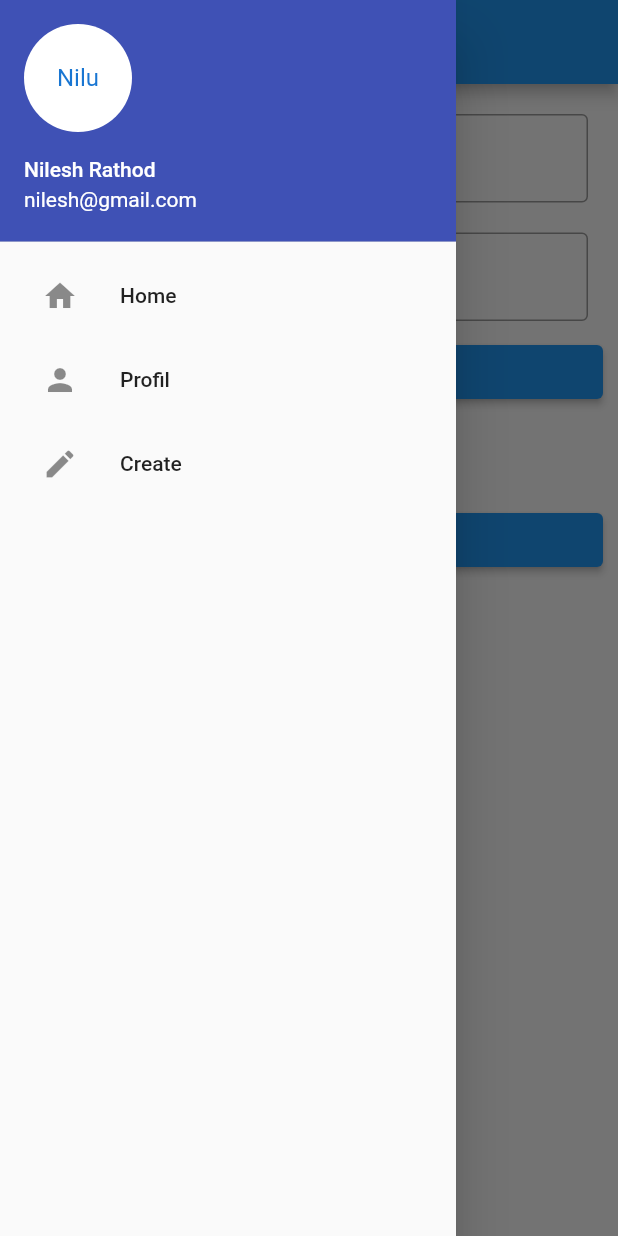
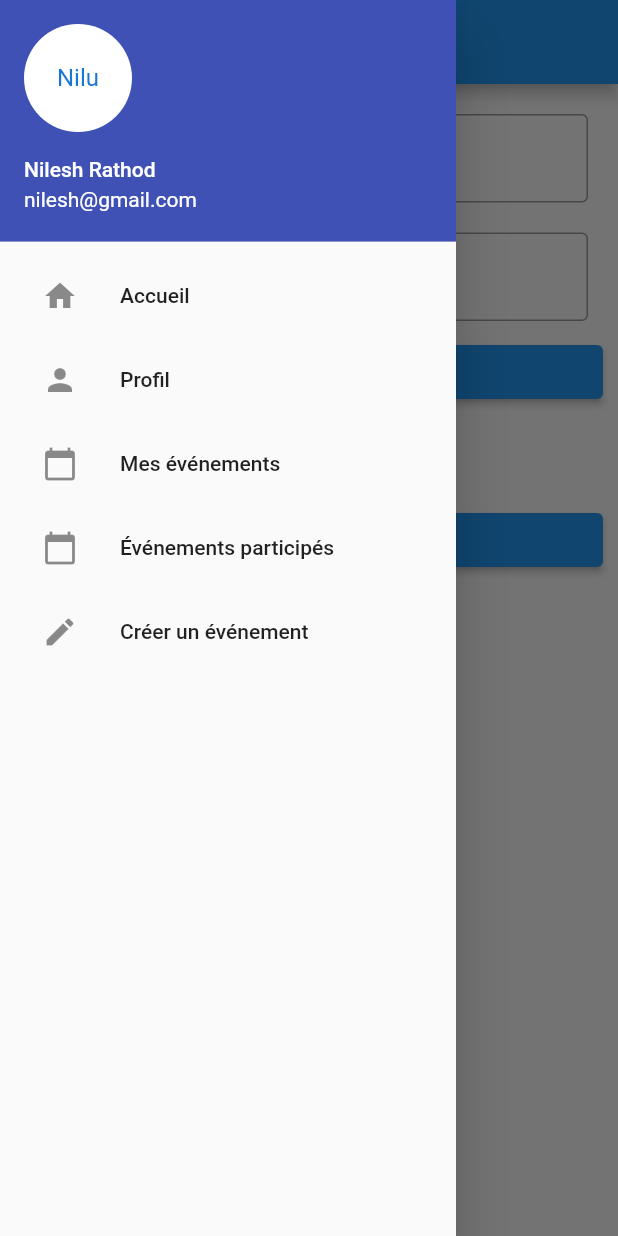
Before and after one commit to Tenebrosful/MobileApp, a Flutter app: the AddEven screen opened by its route, with the side drawer open, on a phone screen of 412 x 824 dp. Run offline on Flutter 3.47's test engine with Material 2 defaults, Android fonts, the phone set to English and light mode, and no system bars; our stand-ins replace animated_theme_switcher, flutter_secure_storage, google_maps_flutter, rxdart; missing offline and left inert: google_api_headers, google_maps_webservice; accounts and stored records are empty.

Commit message:
modification des routes

```diff
--- a/fllutter/lib/components/creation.dart
+++ b/fllutter/lib/components/creation.dart
@@ -1,5 +1,4 @@
 import 'package:fllutter/src/events.dart' as events;
-import 'package:fllutter/components/geolocalisation.dart';
 import 'package:fllutter/src/events.dart';
 import 'package:flutter/material.dart';
 import 'package:fllutter/flutter_google_places.dart';
@@ -9,7 +8,7 @@ import 'package:flutter_secure_storage/flutter_secure_storage.dart';
 const kGoogleApiKey = "AIzaSyB7noULujCymE-32A5auy10hE1060P-zSw";
 
 class AddEven extends StatelessWidget {
-  static const String _title = 'Ajout événement';
+  static const String _title = 'Créer un événement';
 
   @override
   Widget build(BuildContext context) {
@@ -35,7 +34,7 @@ class AddEven extends StatelessWidget {
               ),
             ),
             ListTile(
-              title: const Text('Home'),
+              title: const Text('Accueil'),
               leading: IconButton(
                 icon: Icon(Icons.home),
                 onPressed: () {
@@ -59,7 +58,34 @@ class AddEven extends StatelessWidget {
               },
             ),
             ListTile(
-              title: const Text('Create'),
+              title: const Text('Mes événements'),
+              leading: IconButton(
+                icon: Icon(Icons.calendar_today),
+                onPressed: () {
+                  Navigator.pushNamed(
+                      context, '/geolocalisation/mes_evenements');
+                },
+              ),
+              onTap: () {
+                Navigator.pushNamed(context, '/geolocalisation/mes_evenements');
+              },
+            ),
+            ListTile(
+              title: const Text('Événements participés'),
+              leading: IconButton(
+                icon: Icon(Icons.calendar_today),
+                onPressed: () {
+                  Navigator.pushNamed(
+                      context, '/geolocalisation/evenements_participes');
+                },
+              ),
+              onTap: () {
+                Navigator.pushNamed(
+                    context, '/geolocalisation/evenements_participes');
+              },
+            ),
+            ListTile(
+              title: const Text('Créer un événement'),
               leading: IconButton(
                 icon: Icon(Icons.create),
                 onPressed: () {
```
